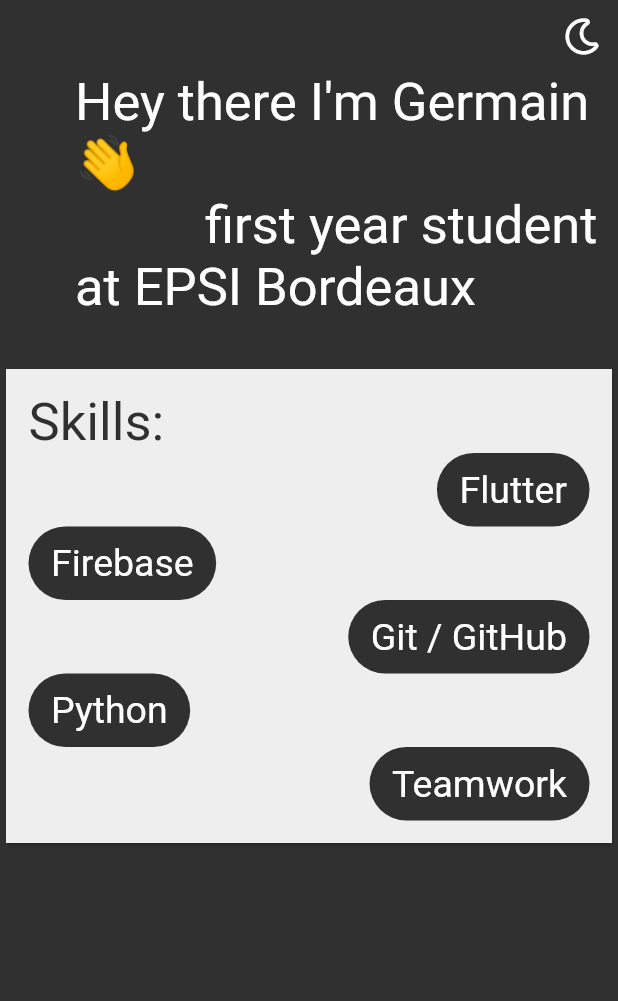
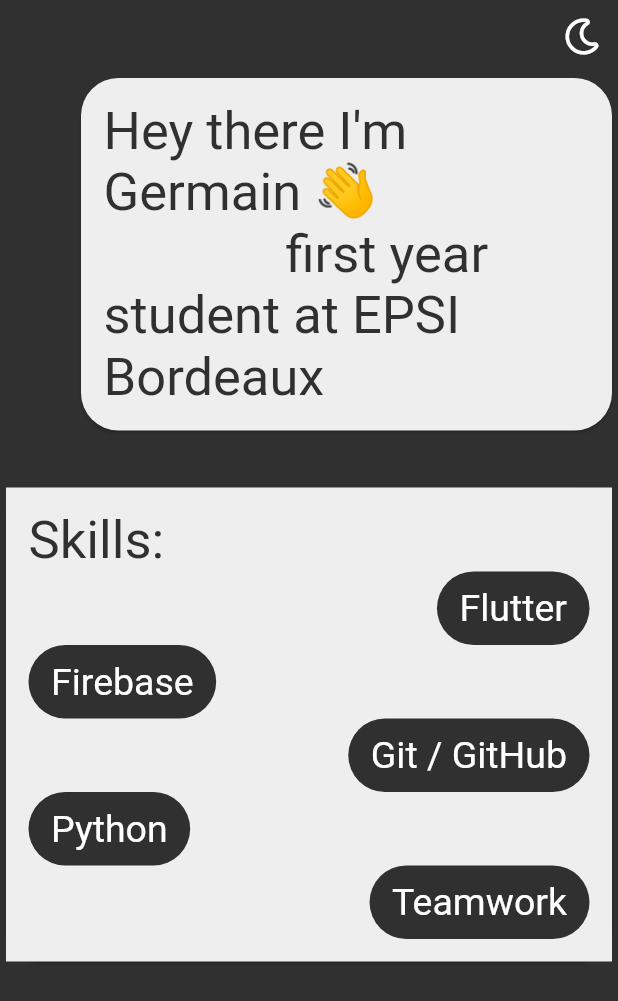
Before and after one commit to Germain-L/website, a Flutter app: the screen it shows after launch, on a phone screen of 412 x 824 dp. Shown: the top 1001 px of the screen. Run offline on Flutter 3.47's test engine with Material 2 defaults, Android fonts, the light colour scheme and no system bars; our stand-ins replace font_awesome_flutter.

Commit message:
added card over title

```diff
--- a/lib/widgets/home/skill_card.dart
+++ b/lib/widgets/home/skill_card.dart
@@ -10,10 +10,12 @@
     final cardColor = themeSwitcher.isLightTheme ? Color(0xff303030) : Color(0xffEEEEEE);
     final skillTextColor = themeSwitcher.isLightTheme ? Color(0xffEEEEEE) : Color(0xff303030);
 
-    final screenWidth = MediaQuery.of(context).size.width;
     return Container(
       width: 600,
       child: Card(
+        shape: RoundedRectangleBorder(
+          borderRadius: BorderRadius.circular(25)
+        ),
         child: Container(
           color: cardColor,
           padding: const EdgeInsets.symmetric(horizontal: 15, vertical: 15),
--- a/lib/widgets/home/title.dart
+++ b/lib/widgets/home/title.dart
@@ -1,16 +1,34 @@
 import 'package:flutter/material.dart';
+import 'package:provider/provider.dart';
+import 'package:website/providers/theme_provider.dart';
 
 class CustomTitle extends StatelessWidget {
   @override
   Widget build(BuildContext context) {
+    final themeSwitcher = Provider.of<ThemeSwitcher>(context);
+
+    final cardColor =
+        themeSwitcher.isLightTheme ? Color(0xff303030) : Color(0xffEEEEEE);
+    final titleTextColor =
+        themeSwitcher.isLightTheme ? Color(0xffEEEEEE) : Color(0xff303030);
+
     return Padding(
       padding: const EdgeInsets.only(left: 50.0),
       child: Align(
         alignment: Alignment.centerLeft,
-        child: Text(
-          """Hey there I'm Germain 👋
-          first year student at EPSI Bordeaux""",
-          style: TextStyle(fontSize: 35),
+        child: Card(
+          color: cardColor,
+          shape: RoundedRectangleBorder(
+            borderRadius: BorderRadius.circular(25)
+          ),
+          child: Padding(
+            padding: const EdgeInsets.all(15.0),
+            child: Text(
+              """Hey there I'm Germain 👋
+              first year student at EPSI Bordeaux""",
+              style: TextStyle(fontSize: 35, color: titleTextColor),
+            ),
+          ),
         ),
       ),
     );
```
